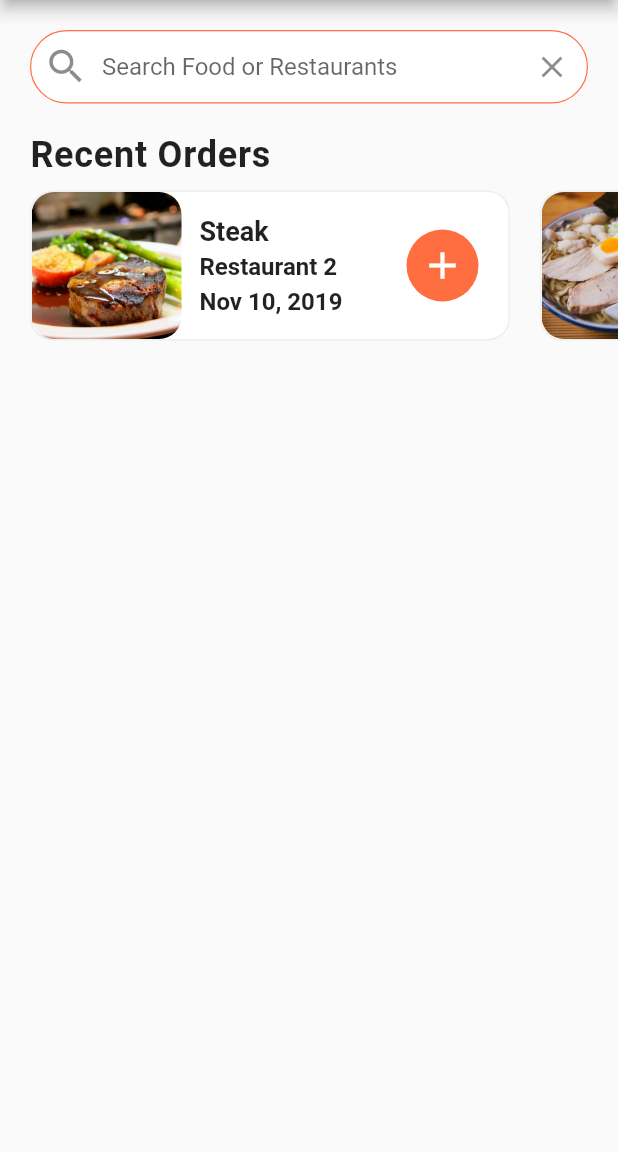
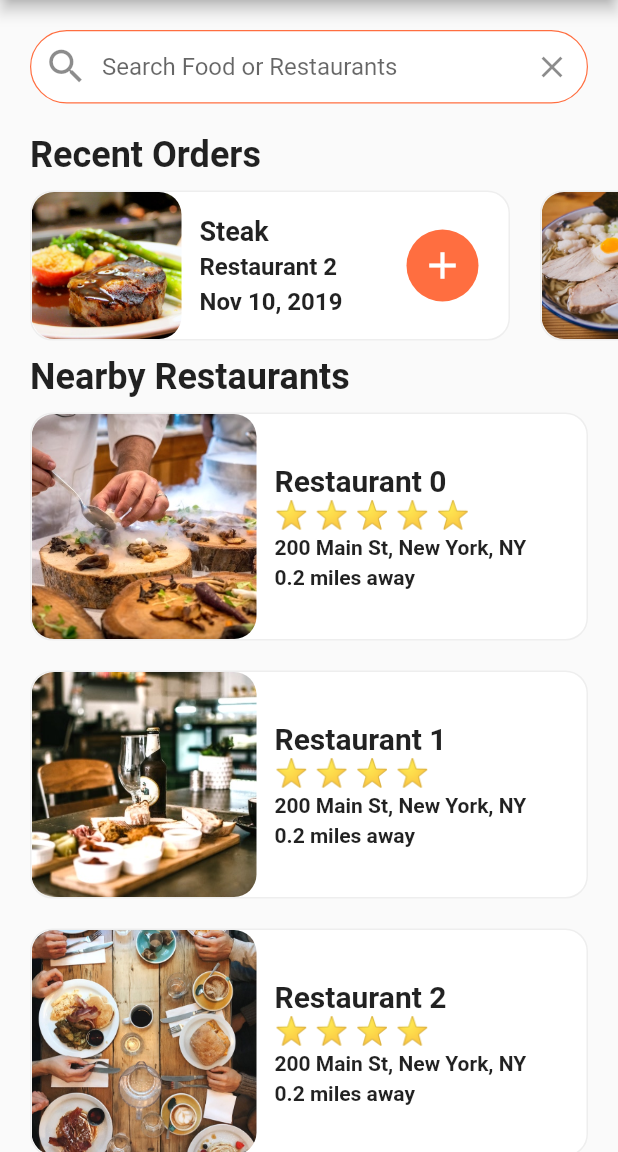
Before and after one commit to weilyuwang/FlutterUI-FoodOrderUI, a Flutter app: the screen it shows after launch, on a phone screen of 412 x 824 dp, the part 84-1236 px from its top. Run offline on Flutter 3.47's test engine with Material 2 defaults, Android fonts, the phone set to English and light mode, and no system bars.

Commit message:
implement nearby restaurants

```diff
--- a/lib/screens/home_screen.dart
+++ b/lib/screens/home_screen.dart
@@ -1,7 +1,9 @@
 import 'package:flutter/material.dart';
+import 'package:flutter_food_delivery_ui/widgets/rating_stars.dart';
 import 'package:flutter_food_delivery_ui/widgets/recent_orders.dart';
 
 import '../data/data.dart';
+import '../models/restaurant.dart';
 
 class HomeScreen extends StatefulWidget {
   @override
@@ -9,6 +11,75 @@ class HomeScreen extends StatefulWidget {
 }
 
 class _HomeScreenState extends State<HomeScreen> {
+  _buildRestaurants() {
+    List<Widget> restaurantList = [];
+    restaurants.forEach((Restaurant restaurant) {
+      restaurantList.add(
+        Container(
+          margin: EdgeInsets.symmetric(horizontal: 20.0, vertical: 10.0),
+          decoration: BoxDecoration(
+            color: Colors.white,
+            borderRadius: BorderRadius.circular(15.0),
+            border: Border.all(
+              width: 1.0,
+              color: Colors.grey[200],
+            ),
+          ),
+          child: Row(
+            children: <Widget>[
+              ClipRRect(
+                borderRadius: BorderRadius.circular(15.0),
+                child: Image(
+                  height: 150.0,
+                  width: 150.0,
+                  image: AssetImage(restaurant.imageUrl),
+                  fit: BoxFit.cover,
+                ),
+              ),
+              Container(
+                margin: EdgeInsets.all(12.0),
+                child: Column(
+                  mainAxisAlignment: MainAxisAlignment.center,
+                  crossAxisAlignment: CrossAxisAlignment.start,
+                  children: <Widget>[
+                    Text(
+                      restaurant.name,
+                      style: TextStyle(
+                        fontSize: 20.0,
+                        fontWeight: FontWeight.bold,
+                      ),
+                      overflow: TextOverflow.ellipsis,
+                    ),
+                    RatingStars(restaurant.rating),
+                    SizedBox(height: 4.0),
+                    Text(
+                      restaurant.address,
+                      style: TextStyle(
+                        fontSize: 14.0,
+                        fontWeight: FontWeight.w600,
+                      ),
+                      overflow: TextOverflow.ellipsis,
+                    ),
+                    SizedBox(height: 4.0),
+                    Text(
+                      '0.2 miles away',
+                      style: TextStyle(
+                        fontSize: 14.0,
+                        fontWeight: FontWeight.w600,
+                      ),
+                      overflow: TextOverflow.ellipsis,
+                    ),
+                  ],
+                ),
+              ),
+            ],
+          ),
+        ),
+      );
+    });
+    return Column(children: restaurantList);
+  }
+
   @override
   Widget build(BuildContext context) {
     return Scaffold(
@@ -65,6 +136,22 @@ class _HomeScreenState extends State<HomeScreen> {
             ),
           ),
           RecentOrders(),
+          Column(
+            crossAxisAlignment: CrossAxisAlignment.start,
+            children: <Widget>[
+              Padding(
+                padding: const EdgeInsets.symmetric(horizontal: 20.0),
+                child: Text(
+                  'Nearby Restaurants',
+                  style: TextStyle(
+                    fontSize: 24.0,
+                    fontWeight: FontWeight.w600,
+                  ),
+                ),
+              ),
+              _buildRestaurants(),
+            ],
+          ),
         ],
       ),
     );
--- /dev/null
+++ b/lib/widgets/rating_stars.dart
@@ -0,0 +1,20 @@
+import 'package:flutter/material.dart';
+
+class RatingStars extends StatelessWidget {
+  final int rating;
+
+  RatingStars(this.rating);
+
+  @override
+  Widget build(BuildContext context) {
+    String stars = '';
+    for (int i = 0; i < rating; i++) {
+      stars += '⭐ ';
+    }
+    stars.trim();
+    return Text(
+      stars,
+      style: TextStyle(fontSize: 18.0),
+    );
+  }
+}
--- a/lib/widgets/recent_orders.dart
+++ b/lib/widgets/recent_orders.dart
@@ -102,7 +102,6 @@ class RecentOrders extends StatelessWidget {
             style: TextStyle(
               fontSize: 24.0,
               fontWeight: FontWeight.w600,
-              letterSpacing: 0.5,
             ),
           ),
         ),
```
